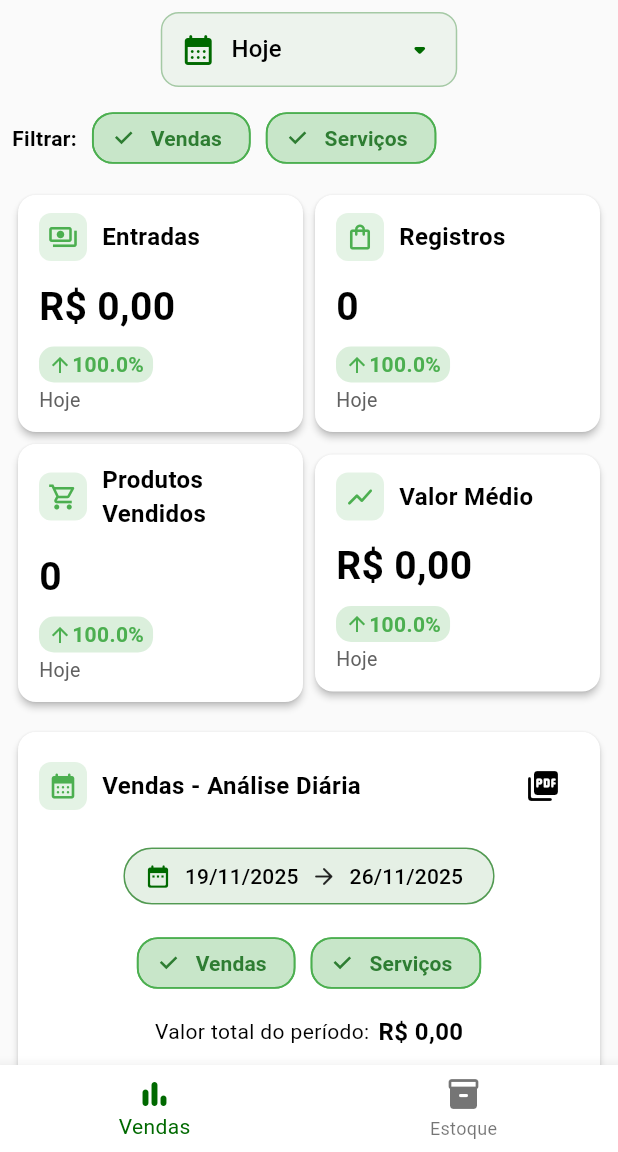
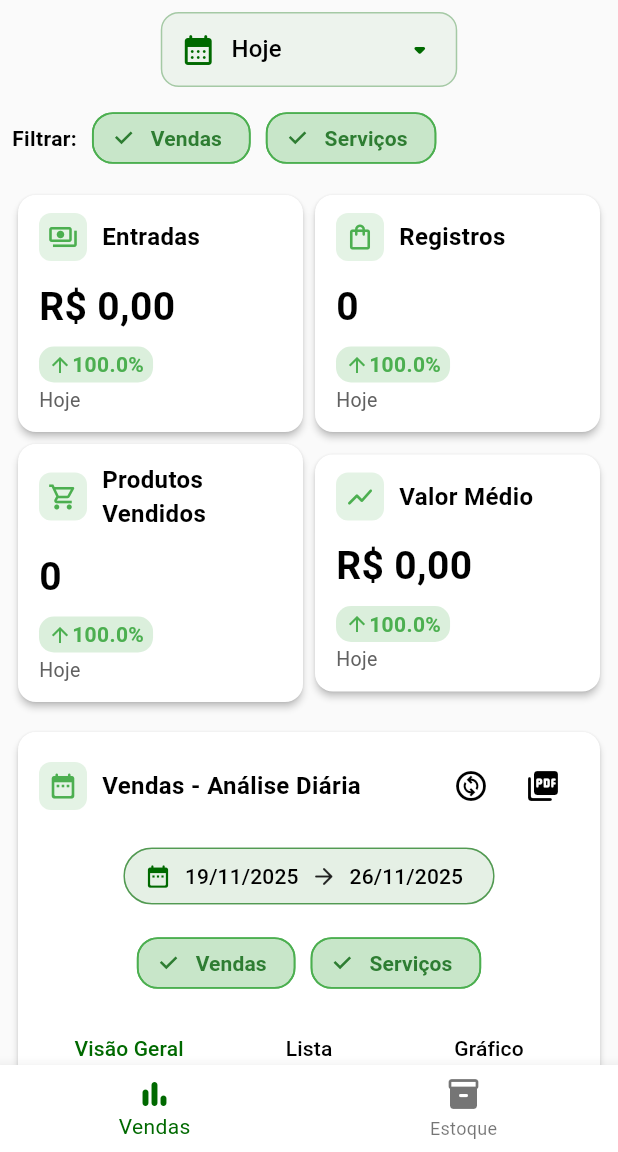
Before and after one commit to oJaciel/HADS_Jaciel_App-Gringos-Massas, a Flutter app: the ReportsOverviewPage screen opened by its route, on a phone screen of 412 x 824 dp, the part 84-1236 px from its top. Run offline on Flutter 3.47's test engine with Material 3 defaults, Android fonts, the phone set to English and light mode, and no system bars; our stand-ins replace fl_chart, flutter_multi_formatter, month_picker_dialog, pdf, printing, share_plus and 1 more; network calls fail.

Commit message:
Refatoração Relatórios
Refatorado completamente os relatórios de venda diária e mensal, para ambos aparecerem em um único componente.

```diff
--- /dev/null
+++ b/lib/components/reports/daily_date_range_picker.dart
@@ -0,0 +1,87 @@
+import 'package:flutter/material.dart';
+import 'package:intl/intl.dart';
+import 'package:syncfusion_flutter_datepicker/datepicker.dart';
+
+class DailyDateRangePicker extends StatelessWidget {
+  const DailyDateRangePicker({
+    super.key,
+    required this.startDate,
+    required this.endDate,
+    required this.onSubmit,
+  });
+
+  final DateTime startDate;
+  final DateTime endDate;
+  final dynamic Function(Object?) onSubmit;
+
+  @override
+  Widget build(BuildContext context) {
+    void _showDateRangePicker() {
+      showDialog(
+        context: context,
+        builder: (context) {
+          return AlertDialog(
+            shape: RoundedRectangleBorder(
+              borderRadius: BorderRadius.circular(12),
+            ),
+            contentPadding: const EdgeInsets.all(8),
+            content: SizedBox(
+              width: 350,
+              height: 380,
+              child: SfDateRangePicker(
+                selectionShape: DateRangePickerSelectionShape.rectangle,
+                headerStyle: DateRangePickerHeaderStyle(
+                  backgroundColor: Colors.white,
+                ),
+                view: DateRangePickerView.month,
+                selectionMode: DateRangePickerSelectionMode.range,
+                backgroundColor: Colors.white,
+                minDate: DateTime(2025),
+                maxDate: DateTime.now(),
+                initialSelectedRange: PickerDateRange(startDate, endDate),
+                showActionButtons: true,
+                onCancel: () {
+                  Navigator.pop(context);
+                },
+                onSubmit: onSubmit,
+              ),
+            ),
+          );
+        },
+      );
+    }
+
+    return InkWell(
+      onTap: _showDateRangePicker,
+      child: Chip(
+        elevation: 2,
+        padding: const EdgeInsets.symmetric(horizontal: 12, vertical: 8),
+        backgroundColor: Theme.of(context).primaryColor.withOpacity(0.1),
+        shape: RoundedRectangleBorder(
+          borderRadius: BorderRadius.circular(30),
+          side: BorderSide(
+            color: Theme.of(context).primaryColor.withOpacity(0.4),
+          ),
+        ),
+        avatar: CircleAvatar(
+          backgroundColor: Colors.transparent,
+          child: Icon(
+            Icons.date_range_rounded,
+            color: Theme.of(context).primaryColor,
+            size: 18,
+          ),
+        ),
+        label: Row(
+          mainAxisSize: MainAxisSize.min,
+          children: [
+            Text(DateFormat('dd/MM/yyyy').format(startDate)),
+            const SizedBox(width: 8),
+            Icon(Icons.arrow_forward_rounded, size: 18),
+            const SizedBox(width: 8),
+            Text(DateFormat('dd/MM/yyyy').format(endDate)),
+          ],
+        ),
+      ),
+    );
+  }
+}
--- a/lib/components/reports/daily_sales_card.dart
+++ b/lib/components/reports/daily_sales_card.dart
@@ -1,15 +1,15 @@
 import 'package:app_gringos_massas/components/common/custom_filter_chip.dart';
+import 'package:app_gringos_massas/components/reports/daily_date_range_picker.dart';
 import 'package:app_gringos_massas/components/reports/daily_sales_chart.dart';
 import 'package:app_gringos_massas/components/reports/daily_sales_list.dart';
+import 'package:app_gringos_massas/components/reports/monthly_date_picker.dart';
+import 'package:app_gringos_massas/components/reports/monthly_sales_overview.dart';
 import 'package:app_gringos_massas/models/sale_or_service.dart';
 import 'package:app_gringos_massas/providers/sale_provider.dart';
 import 'package:app_gringos_massas/providers/service_provider.dart';
-import 'package:app_gringos_massas/utils/app_utils.dart';
+import 'package:intl/date_symbol_data_local.dart';
 import 'package:app_gringos_massas/utils/pdf_report_utils.dart';
-import 'package:app_gringos_massas/utils/sale_service_report_utils.dart';
-
 import 'package:flutter/material.dart';
-import 'package:intl/intl.dart';
 import 'package:provider/provider.dart';
 import 'package:syncfusion_flutter_datepicker/datepicker.dart';
 
@@ -29,50 +29,14 @@ class _DailySalesCardState extends State<DailySalesCard> {
   DateTime? startDate = DateTime.now().subtract(Duration(days: 7));
   DateTime? endDate = DateTime.now();
 
+  bool isMonthly = false;
   bool showSaleReports = true;
   bool showServiceReports = true;
 
-  void _showDateRangePicker() {
-    showDialog(
-      context: context,
-      builder: (context) {
-        return AlertDialog(
-          shape: RoundedRectangleBorder(
-            borderRadius: BorderRadius.circular(12),
-          ),
-          contentPadding: const EdgeInsets.all(8),
-          content: SizedBox(
-            width: 350,
-            height: 380,
-            child: SfDateRangePicker(
-              selectionShape: DateRangePickerSelectionShape.rectangle,
-              headerStyle: DateRangePickerHeaderStyle(
-                backgroundColor: Colors.white,
-              ),
-              view: DateRangePickerView.month,
-              selectionMode: DateRangePickerSelectionMode.range,
-              backgroundColor: Colors.white,
-              minDate: DateTime(2025),
-              maxDate: DateTime.now(),
-              initialSelectedRange: PickerDateRange(startDate, endDate),
-              showActionButtons: true,
-              onCancel: () {
-                Navigator.pop(context);
-              },
-              onSubmit: (Object? value) {
-                if (value is PickerDateRange) {
-                  setState(() {
-                    startDate = value.startDate;
-                    endDate = value.endDate;
-                  });
-                }
-                Navigator.pop(context);
-              },
-            ),
-          ),
-        );
-      },
-    );
+  @override
+  void initState() {
+    initializeDateFormatting('pt_BR');
+    super.initState();
   }
 
   @override
@@ -99,14 +63,8 @@ class _DailySalesCardState extends State<DailySalesCard> {
       return true;
     }).toList();
 
-    final totalSalesValue = SaleServiceReportUtils.getTotalByPeriod(
-      filteredList,
-      startDate!,
-      endDate!,
-    );
-
     return DefaultTabController(
-      length: 2,
+      length: 3,
       child: Card(
         elevation: 2,
         shape: RoundedRectangleBorder(borderRadius: BorderRadius.circular(12)),
@@ -125,17 +83,37 @@ class _DailySalesCardState extends State<DailySalesCard> {
                       borderRadius: BorderRadius.circular(8),
                     ),
                     child: Icon(
-                      Icons.calendar_month_rounded,
+                      !isMonthly ? Icons.date_range_rounded : Icons.calendar_month_rounded,
                       color: Colors.green,
                       size: 20,
                     ),
                   ),
                   const SizedBox(width: 10),
                   Text(
-                    'Vendas - Análise Diária',
+                    !isMonthly
+                        ? 'Vendas - Análise Diária'
+                        : 'Vendas - Análise Mensal',
                     style: TextStyle(fontWeight: FontWeight.bold, fontSize: 16),
                   ),
                   Spacer(),
+                  IconButton(
+                    onPressed: () {
+                      setState(() {
+                        isMonthly = !isMonthly;
+                        startDate = DateTime(
+                          startDate!.year,
+                          startDate!.month,
+                          1,
+                        );
+                        endDate = DateTime(
+                          endDate!.year,
+                          endDate!.month + 1,
+                          0,
+                        );
+                      });
+                    },
+                    icon: Icon(Icons.change_circle_outlined),
+                  ),
                   IconButton(
                     onPressed: () => PdfReportUtils.generatePdfReport(
                       filteredList,
@@ -149,43 +127,30 @@ class _DailySalesCardState extends State<DailySalesCard> {
 
               const SizedBox(height: 12),
 
-              InkWell(
-                onTap: _showDateRangePicker,
-                child: Chip(
-                  elevation: 2,
-                  padding: const EdgeInsets.symmetric(
-                    horizontal: 12,
-                    vertical: 8,
-                  ),
-                  backgroundColor: Theme.of(
-                    context,
-                  ).primaryColor.withOpacity(0.1),
-                  shape: RoundedRectangleBorder(
-                    borderRadius: BorderRadius.circular(30),
-                    side: BorderSide(
-                      color: Theme.of(context).primaryColor.withOpacity(0.4),
+              !isMonthly
+                  ? DailyDateRangePicker(
+                      startDate: startDate!,
+                      endDate: endDate!,
+                      onSubmit: (Object? value) {
+                        if (value is PickerDateRange) {
+                          setState(() {
+                            startDate = value.startDate;
+                            endDate = value.endDate;
+                          });
+                        }
+                        Navigator.pop(context);
+                      },
+                    )
+                  : MonthlyDatePicker(
+                      startDate: startDate!,
+                      endDate: endDate!,
+                      onChanged: (start, end) {
+                        setState(() {
+                          startDate = start;
+                          endDate = end;
+                        });
+                      },
                     ),
-                  ),
-                  avatar: CircleAvatar(
-                    backgroundColor: Colors.transparent,
-                    child: Icon(
-                      Icons.date_range_rounded,
-                      color: Theme.of(context).primaryColor,
-                      size: 18,
-                    ),
-                  ),
-                  label: Row(
-                    mainAxisSize: MainAxisSize.min,
-                    children: [
-                      Text(DateFormat('dd/MM/yyyy').format(startDate!)),
-                      const SizedBox(width: 8),
-                      Icon(Icons.arrow_forward_rounded, size: 18),
-                      const SizedBox(width: 8),
-                      Text(DateFormat('dd/MM/yyyy').format(endDate!)),
-                    ],
-                  ),
-                ),
-              ),
 
               SizedBox(height: 10),
               Row(
@@ -216,25 +181,9 @@ class _DailySalesCardState extends State<DailySalesCard> {
 
               SizedBox(height: 10),
 
-              Row(
-                mainAxisAlignment: MainAxisAlignment.center,
-                children: [
-                  Text(
-                    'Valor total do período:',
-                    style: TextStyle(fontSize: 14),
-                  ),
-                  SizedBox(width: 6),
-                  Text(
-                    AppUtils.formatPrice(totalSalesValue),
-                    style: TextStyle(fontWeight: FontWeight.bold, fontSize: 16),
-                  ),
-                ],
-              ),
-
-              SizedBox(height: 10),
-
               TabBar(
                 tabs: [
+                  Tab(text: 'Visão Geral'),
                   Tab(text: 'Lista'),
                   Tab(text: 'Gráfico'),
                 ],
@@ -244,6 +193,14 @@ class _DailySalesCardState extends State<DailySalesCard> {
                 height: 250,
                 child: TabBarView(
                   children: [
+                    SizedBox.expand(
+                      child: MonthlySalesOverview(
+                        list: filteredList,
+                        startDate: startDate!,
+                        endDate: endDate!,
+                        isMonthly: isMonthly,
+                      ),
+                    ),
                     DailySalesList(
                       list: filteredList,
                       startDate: startDate!,
--- a/lib/components/reports/monthly_sales_overview.dart
+++ b/lib/components/reports/monthly_sales_overview.dart
@@ -10,12 +10,13 @@ class MonthlySalesOverview extends StatelessWidget {
     super.key,
     required this.list,
     required this.startDate,
-    required this.endDate,
+    required this.endDate, required this.isMonthly,
   });
 
   final List<SaleOrService> list;
   final DateTime startDate;
   final DateTime endDate;
+  final bool isMonthly;
 
   @override
   Widget build(BuildContext context) {
@@ -45,7 +46,7 @@ class MonthlySalesOverview extends StatelessWidget {
               const SizedBox(height: 4),
 
               Text(
-                "Faturamento total do mês",
+                "Faturamento total do período",
                 style: TextStyle(fontSize: 14, color: Colors.grey[700]),
               ),
 
@@ -113,6 +114,7 @@ class MonthlySalesOverview extends StatelessWidget {
               Align(
                 alignment: Alignment.bottomLeft,
                 child: Text(
+                  !isMonthly ? "Período: ${DateFormat('dd/MM/yyyy').format(startDate)} - ${DateFormat('dd/MM/yyyy').format(endDate)}" :
                   "Período: ${DateFormat('MM/yyyy').format(startDate)}",
                   style: TextStyle(fontSize: 12, color: Colors.grey[600]),
                 ),
--- a/lib/pages/reports/sale_reports_page.dart
+++ b/lib/pages/reports/sale_reports_page.dart
@@ -1,7 +1,6 @@
 import 'package:app_gringos_massas/components/common/custom_filter_chip.dart';
 import 'package:app_gringos_massas/components/reports/custom_report_card.dart';
 import 'package:app_gringos_massas/components/reports/daily_sales_card.dart';
-import 'package:app_gringos_massas/components/reports/monthly_sales_card.dart';
 import 'package:app_gringos_massas/components/reports/report_date_dropdown_button.dart';
 import 'package:app_gringos_massas/models/sale_or_service.dart';
 import 'package:app_gringos_massas/providers/sale_provider.dart';
@@ -176,8 +175,6 @@ class _ReportsPageState extends State<SaleReportsPage> {
               ),
               SizedBox(height: 12),
               DailySalesCard(),
-              SizedBox(height: 12),
-              MonthlySalesCard(),
             ],
           ),
         ),
```
Also changed, not shown: lib/components/reports/monthly_date_picker.dart (added, +70 -0 lines), lib/components/reports/monthly_sales_card.dart (deleted, +0 -201 lines).
